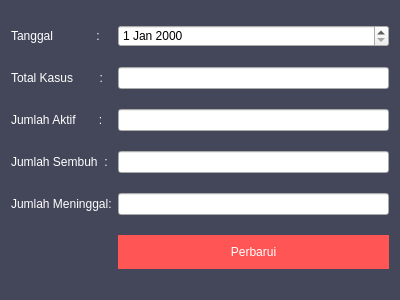
This is src/FormUpdateKasus.ui in raihanastrada/rpl-sistem-corona as Qt 5 draws it before an edit. The edited form follows.
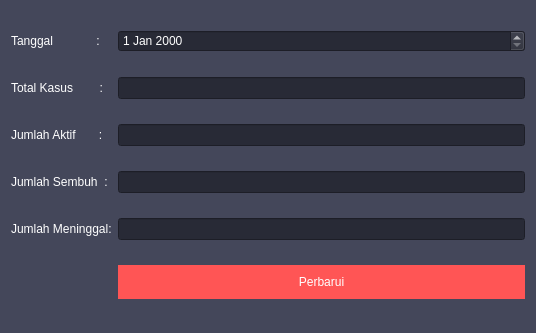
This is the edited form.

```diff
--- a/src/FormUpdateKasus.ui
+++ b/src/FormUpdateKasus.ui
@@ -6,8 +6,8 @@
    <rect>
     <x>0</x>
     <y>0</y>
-    <width>400</width>
-    <height>300</height>
+    <width>536</width>
+    <height>333</height>
    </rect>
   </property>
   <property name="palette">
@@ -148,15 +148,6 @@
        </color>
       </brush>
      </colorrole>
-     <colorrole role="PlaceholderText">
-      <brush brushstyle="SolidPattern">
-       <color alpha="128">
-        <red>255</red>
-        <green>255</green>
-        <blue>255</blue>
-       </color>
-      </brush>
-     </colorrole>
     </active>
     <inactive>
      <colorrole role="WindowText">
@@ -294,15 +285,6 @@
        </color>
       </brush>
      </colorrole>
-     <colorrole role="PlaceholderText">
-      <brush brushstyle="SolidPattern">
-       <color alpha="128">
-        <red>255</red>
-        <green>255</green>
-        <blue>255</blue>
-       </color>
-      </brush>
-     </colorrole>
     </inactive>
     <disabled>
      <colorrole role="WindowText">
@@ -440,15 +422,6 @@
        </color>
       </brush>
      </colorrole>
-     <colorrole role="PlaceholderText">
-      <brush brushstyle="SolidPattern">
-       <color alpha="128">
-        <red>255</red>
-        <green>255</green>
-        <blue>255</blue>
-       </color>
-      </brush>
-     </colorrole>
     </disabled>
    </palette>
   </property>
@@ -466,7 +439,8 @@
    <item row="4" column="1">
     <widget class="QLineEdit" name="lineEdit3">
      <property name="styleSheet">
-      <string notr="true">color:black;</string>
+      <string notr="true">background-color: #282a36;
+color: rgb(255, 255, 255)</string>
      </property>
     </widget>
    </item>
@@ -491,7 +465,8 @@
    <item row="1" column="1">
     <widget class="QDateEdit" name="dateEdit">
      <property name="styleSheet">
-      <string notr="true">color:black</string>
+      <string notr="true">background-color: #282a36;
+color: rgb(255, 255, 255)</string>
      </property>
     </widget>
    </item>
@@ -505,7 +480,8 @@
    <item row="5" column="1">
     <widget class="QLineEdit" name="lineEdit4">
      <property name="styleSheet">
-      <string notr="true">color:black;</string>
+      <string notr="true">background-color: #282a36;
+color: rgb(255, 255, 255)</string>
      </property>
     </widget>
    </item>
@@ -519,7 +495,8 @@
    <item row="3" column="1">
     <widget class="QLineEdit" name="lineEdit2">
      <property name="styleSheet">
-      <string notr="true">color:black</string>
+      <string notr="true">background-color: #282a36;
+color: rgb(255, 255, 255)</string>
      </property>
     </widget>
    </item>
@@ -533,7 +510,8 @@
    <item row="2" column="1">
     <widget class="QLineEdit" name="lineEdit">
      <property name="styleSheet">
-      <string notr="true">color:black;</string>
+      <string notr="true">background-color: #282a36;
+color: rgb(255, 255, 255)</string>
      </property>
     </widget>
    </item>
```
